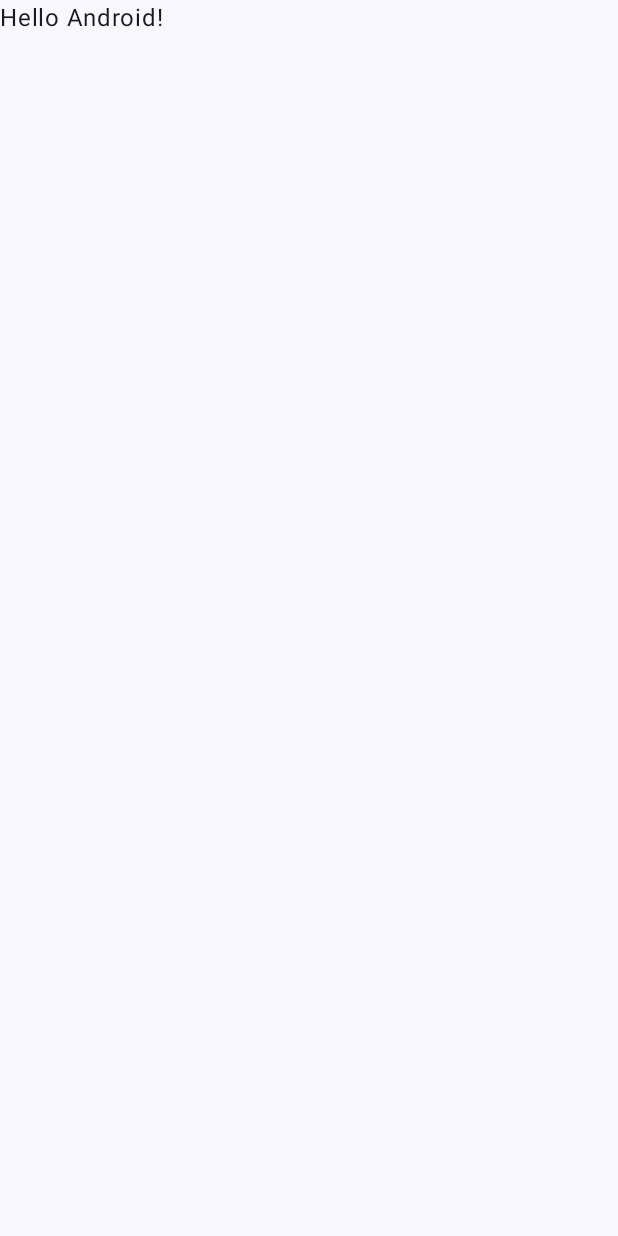
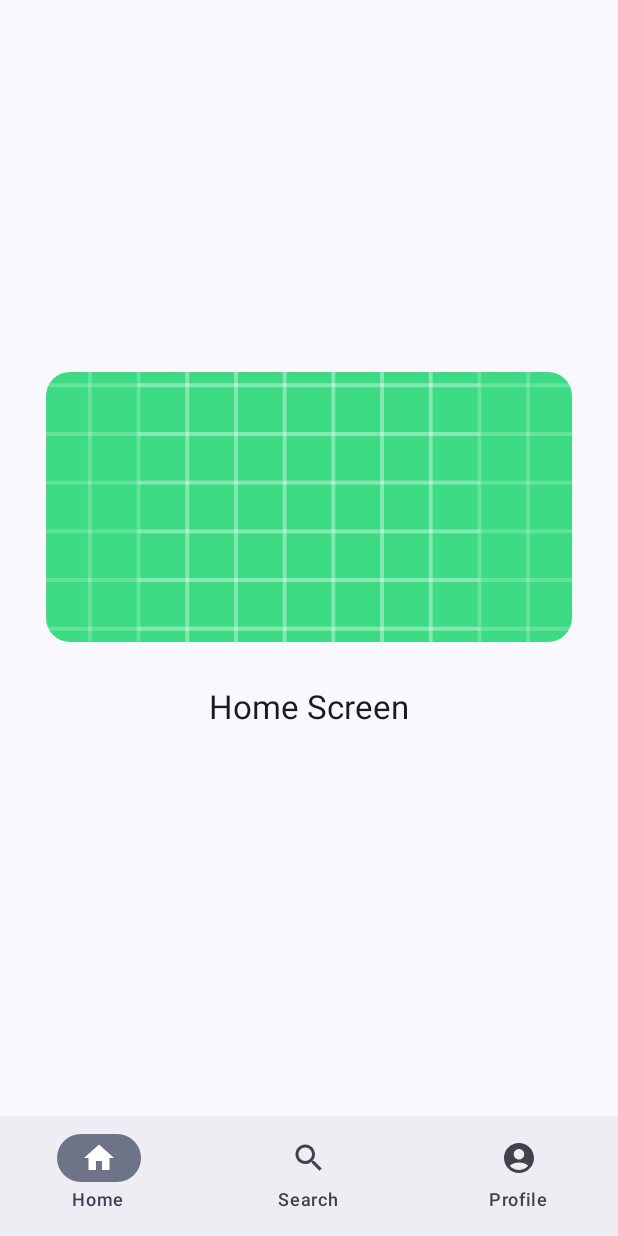
Before and after one commit to AkagiYui/TalkAndroid, an Android app built with Jetpack Compose: the screen it shows after launch (MainActivity), on a phone screen of 412 x 824 dp. Before the commit the screen is almost empty. Run offline under Robolectric (Android 15) with nearby library versions, the phone set to English and light mode, and no system bars.

Commit message:
feat: add bottom navigation bar

```diff
--- a/app/build.gradle.kts
+++ b/app/build.gradle.kts
@@ -58,7 +58,10 @@ dependencies {
     implementation(libs.androidx.ui)
     implementation(libs.androidx.ui.graphics)
     implementation(libs.androidx.ui.tooling.preview)
-    implementation(libs.androidx.material3)
+
+    implementation(libs.androidx.material3) // Material Design 3
+    implementation(libs.androidx.navigation.compose) // 导航栏
+
     testImplementation(libs.junit)
     androidTestImplementation(libs.androidx.junit)
     androidTestImplementation(libs.androidx.espresso.core)
--- /dev/null
+++ b/app/src/main/java/com/akagiyui/talk/BottomNavigationItem.kt
@@ -0,0 +1,43 @@
+package com.akagiyui.talk
+
+import androidx.compose.material.icons.Icons
+import androidx.compose.material.icons.filled.AccountCircle
+import androidx.compose.material.icons.filled.Home
+import androidx.compose.material.icons.filled.Search
+import androidx.compose.ui.graphics.vector.ImageVector
+
+/**
+ * 底部导航项目
+ */
+data class BottomNavigationItem(
+    val label : String = "",
+    val icon : ImageVector = Icons.Filled.Home,
+    val route : String = ""
+) {
+    companion object {
+        /**
+         * 底部导航项目信息
+         */
+        fun bottomNavigationItems() : List<BottomNavigationItem> {
+            return listOf(
+                BottomNavigationItem(
+                    label = "Home",
+                    icon = Icons.Filled.Home,
+                    route = Screens.Home.route
+                ),
+                BottomNavigationItem(
+                    label = "Search",
+                    icon = Icons.Filled.Search,
+                    route = Screens.Search.route
+                ),
+                BottomNavigationItem(
+                    label = "Profile",
+                    icon = Icons.Filled.AccountCircle,
+                    route = Screens.Profile.route
+                ),
+            )
+        }
+    }
+
+
+}
--- a/app/src/main/java/com/akagiyui/talk/MainActivity.kt
+++ b/app/src/main/java/com/akagiyui/talk/MainActivity.kt
@@ -6,42 +6,122 @@ import androidx.activity.compose.setContent
 import androidx.activity.enableEdgeToEdge
 import androidx.compose.foundation.layout.fillMaxSize
 import androidx.compose.foundation.layout.padding
+import androidx.compose.material3.Icon
+import androidx.compose.material3.NavigationBar
+import androidx.compose.material3.NavigationBarItem
 import androidx.compose.material3.Scaffold
 import androidx.compose.material3.Text
 import androidx.compose.runtime.Composable
+import androidx.compose.runtime.getValue
+import androidx.compose.runtime.mutableIntStateOf
+import androidx.compose.runtime.remember
+import androidx.compose.runtime.setValue
 import androidx.compose.ui.Modifier
-import androidx.compose.ui.tooling.preview.Preview
+import androidx.navigation.NavController
+import androidx.navigation.NavGraph.Companion.findStartDestination
+import androidx.navigation.compose.NavHost
+import androidx.navigation.compose.composable
+import androidx.navigation.compose.rememberNavController
+import com.akagiyui.talk.screen.HomeScreen
+import com.akagiyui.talk.screen.ProfileScreen
+import com.akagiyui.talk.screen.SearchScreen
 import com.akagiyui.talk.ui.theme.TalkTheme
 
+/**
+ * 程序入口
+ */
 class MainActivity : ComponentActivity() {
     override fun onCreate(savedInstanceState: Bundle?) {
         super.onCreate(savedInstanceState)
         enableEdgeToEdge()
         setContent {
-            TalkTheme {
-                GreetingPreview()
+            TalkTheme { // 主题
+                MainContent() // 主内容
+            }
+        }
+    }
+}
+
+
+/**
+ * 主内容
+ */
+@Composable
+fun MainContent() {
+    // 选中的导航栏项目
+    var navigationSelectedItem by remember {
+        mutableIntStateOf(0)
+    }
+
+    // 导航控制器
+    val navController = rememberNavController()
+
+    Scaffold(
+        modifier = Modifier.fillMaxSize(),
+        bottomBar = {
+            BottomNavigationBar(navController, navigationSelectedItem) { index ->
+                navigationSelectedItem = index
+            }
+        }
+    ) { paddingValues ->
+        // 导航宿主，展示目标内容
+        NavHost(
+            navController = navController,
+            startDestination = Screens.Home.route,
+            modifier = Modifier.padding(paddingValues = paddingValues)
+        ) {
+            composable(Screens.Home.route) {
+                HomeScreen(
+                    navController
+                )
+            }
+            composable(Screens.Search.route) {
+                SearchScreen(
+                    navController
+                )
+            }
+            composable(Screens.Profile.route) {
+                ProfileScreen(
+                    navController
+                )
             }
         }
     }
 }
 
 @Composable
-fun Greeting(name: String, modifier: Modifier = Modifier) {
-    Text(
-        text = "Hello $name!",
-        modifier = modifier
-    )
-}
-
-@Preview(showBackground = true)
-@Composable
-fun GreetingPreview() {
-    TalkTheme {
-        Scaffold(modifier = Modifier.fillMaxSize()) { innerPadding ->
-            Greeting(
-                name = "Android",
-                modifier = Modifier.padding(innerPadding)
-            )
-        }
+fun BottomNavigationBar(
+    navController: NavController,
+    selectedItem: Int,
+    onItemSelected: (Int) -> Unit
+) {
+    NavigationBar {
+        // 遍历所有导航栏项目
+        BottomNavigationItem.bottomNavigationItems()
+            .forEachIndexed { index, navigationItem ->
+                // 创建导航栏项目
+                NavigationBarItem(
+                    selected = index == selectedItem,
+                    label = {
+                        Text(navigationItem.label)
+                    },
+                    icon = {
+                        Icon(
+                            navigationItem.icon,
+                            contentDescription = navigationItem.label
+                        )
+                    },
+                    onClick = {
+                        onItemSelected(index)
+                        navController.navigate(navigationItem.route) {
+                            popUpTo(navController.graph.findStartDestination().id) {
+                                saveState = true // 弹栈时保存每个目标的状态
+                            }
+                            launchSingleTop = true // 如果导航目标已在栈顶，不创建新实例，重用现有实例
+                            restoreState = true // 如果目标之前被访问过并且状态被保存，恢复之前的状态
+                        }
+                    }
+                )
+            }
     }
 }
--- /dev/null
+++ b/app/src/main/java/com/akagiyui/talk/Screens.kt
@@ -0,0 +1,10 @@
+package com.akagiyui.talk
+
+/**
+ * 屏幕
+ */
+sealed class Screens(val route: String) {
+    data object Home : Screens("home_route")
+    data object Search : Screens("search_route")
+    data object Profile : Screens("profile_route")
+}
--- /dev/null
+++ b/app/src/main/java/com/akagiyui/talk/screen/HomeScreen.kt
@@ -0,0 +1,61 @@
+package com.akagiyui.talk.screen
+
+import androidx.compose.foundation.Image
+import androidx.compose.foundation.layout.Arrangement
+import androidx.compose.foundation.layout.Box
+import androidx.compose.foundation.layout.Column
+import androidx.compose.foundation.layout.fillMaxSize
+import androidx.compose.foundation.layout.fillMaxWidth
+import androidx.compose.foundation.layout.height
+import androidx.compose.foundation.layout.padding
+import androidx.compose.material3.MaterialTheme
+import androidx.compose.material3.Surface
+import androidx.compose.material3.Text
+import androidx.compose.runtime.Composable
+import androidx.compose.ui.Alignment
+import androidx.compose.ui.Modifier
+import androidx.compose.ui.draw.clip
+import androidx.compose.ui.layout.ContentScale
+import androidx.compose.ui.res.painterResource
+import androidx.compose.ui.unit.dp
+import androidx.navigation.NavController
+import com.akagiyui.talk.R
+
+/**
+ * 主页
+ */
+@Composable
+fun HomeScreen(navController: NavController) {
+    Surface(
+        modifier = Modifier.fillMaxSize(),
+        color = MaterialTheme.colorScheme.background
+    ) {
+        Column(
+            modifier = Modifier
+                .fillMaxSize()
+                .padding(15.dp),
+            horizontalAlignment = Alignment.CenterHorizontally,
+            verticalArrangement = Arrangement.Center
+        ) {
+            Box(
+                modifier = Modifier
+                    .fillMaxWidth()
+                    .height(200.dp)
+                    .padding(horizontal = 15.dp, vertical = 10.dp)
+                    .clip(MaterialTheme.shapes.large)
+            ) {
+                Image(
+                    painter = painterResource(R.drawable.ic_launcher_background),
+                    contentDescription = "home_screen_bg",
+                    contentScale = ContentScale.Crop,
+                    modifier = Modifier.fillMaxSize()
+                )
+            }
+            Text(
+                "Home Screen",
+                style = MaterialTheme.typography.titleLarge,
+                modifier = Modifier.padding(vertical = 20.dp)
+            )
+        }
+    }
+}
--- a/gradle/libs.versions.toml
+++ b/gradle/libs.versions.toml
@@ -8,9 +8,11 @@ espressoCore = "3.5.1"
 lifecycleRuntimeKtx = "2.6.1"
 activityCompose = "1.8.0"
 composeBom = "2024.04.01"
+navigationCompose = "2.8.1"
 
 [libraries]
 androidx-core-ktx = { group = "androidx.core", name = "core-ktx", version.ref = "coreKtx" }
+androidx-navigation-compose = { module = "androidx.navigation:navigation-compose", version.ref = "navigationCompose" }
 junit = { group = "junit", name = "junit", version.ref = "junit" }
 androidx-junit = { group = "androidx.test.ext", name = "junit", version.ref = "junitVersion" }
 androidx-espresso-core = { group = "androidx.test.espresso", name = "espresso-core", version.ref = "espressoCore" }
```
Also changed, not shown: app/src/main/java/com/akagiyui/talk/screen/ProfileScreen.kt (added, +61 -0 lines), app/src/main/java/com/akagiyui/talk/screen/SearchScreen.kt (added, +61 -0 lines), 1 other file.
